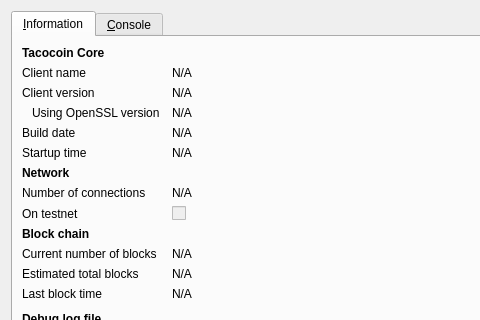
Old version of the form src/qt/forms/rpcconsole.ui in the repository ohathar/easysend; both pictures show x 0 to 480 and y 0 to 320 of the 740 by 450 pixel window.
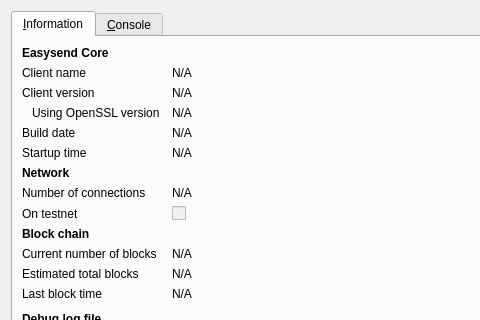
New version of the form. Icons and pictures are not drawn.

What changed in the file:
```diff
--- a/src/qt/forms/rpcconsole.ui
+++ b/src/qt/forms/rpcconsole.ui
@@ -36,7 +36,7 @@
           </font>
          </property>
          <property name="text">
-          <string>Tacocoin Core</string>
+          <string>Easysend Core</string>
          </property>
         </widget>
        </item>
```
Left out of the diff: 6 changed lines with no effect on the pictures.
